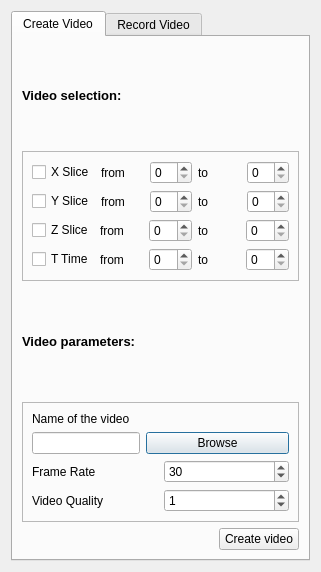
Before: the Qt Designer form src/DesignerDialogRecorder.ui in NicolasRannou/TrackVisualization, drawn with Qt 5.
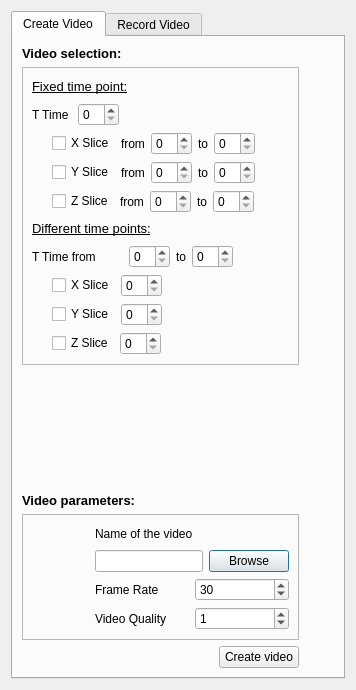
After: the same form once the commit is applied. The open tabs and pages were chosen to show the change.

Commit message: ENH: more buttons connected and buttons added

```diff
--- a/src/DesignerDialogRecorder.ui
+++ b/src/DesignerDialogRecorder.ui
@@ -6,14 +6,14 @@
    <rect>
     <x>0</x>
     <y>0</y>
-    <width>321</width>
-    <height>572</height>
+    <width>356</width>
+    <height>690</height>
    </rect>
   </property>
   <property name="windowTitle">
    <string>Dialog</string>
   </property>
-  <layout class="QGridLayout" name="gridLayout_18">
+  <layout class="QGridLayout" name="gridLayout_40">
    <item row="0" column="0">
     <widget class="QTabWidget" name="tabVideoWidget">
      <property name="currentIndex">
@@ -23,11 +23,13 @@
       <attribute name="title">
        <string>Create Video</string>
       </attribute>
-      <layout class="QGridLayout" name="gridLayout_17">
+      <layout class="QGridLayout" name="gridLayout_39">
        <item row="0" column="0">
-        <layout class="QGridLayout" name="gridLayout_16">
+        <layout class="QGridLayout" name="gridLayout_38">
          <item row="0" column="0">
-          <layout class="QGridLayout" name="gridLayout_12">
+          <layout class="QGridLayout" name="gridLayout_35">
+           <item row="0" column="0">
+            <layout class="QGridLayout" name="gridLayout_34">
            <item row="0" column="0">
             <widget class="QLabel" name="label_12">
              <property name="text">
@@ -47,137 +49,424 @@
              <property name="frameShadow">
               <enum>QFrame::Raised</enum>
              </property>
-             <layout class="QGridLayout" name="gridLayout_9">
+               <layout class="QGridLayout" name="gridLayout_37">
               <item row="0" column="0">
-               <layout class="QGridLayout" name="gridLayout_8">
+                 <layout class="QGridLayout" name="gridLayout_33">
                 <item row="0" column="0">
+                   <layout class="QGridLayout" name="gridLayout_16">
+                    <item row="0" column="0">
+                     <widget class="QLabel" name="label_18">
+                      <property name="text">
+                       <string>&lt;!DOCTYPE HTML PUBLIC &quot;-//W3C//DTD HTML 4.0//EN&quot; &quot;http://www.w3.org/TR/REC-html40/strict.dtd&quot;&gt;
+&lt;html&gt;&lt;head&gt;&lt;meta name=&quot;qrichtext&quot; content=&quot;1&quot; /&gt;&lt;style type=&quot;text/css&quot;&gt;
+p, li { white-space: pre-wrap; }
+&lt;/style&gt;&lt;/head&gt;&lt;body style=&quot; font-family:'Sans'; font-size:10pt; font-weight:400; font-style:normal;&quot;&gt;
+&lt;p style=&quot; margin-top:0px; margin-bottom:0px; margin-left:0px; margin-right:0px; -qt-block-indent:0; text-indent:0px;&quot;&gt;&lt;span style=&quot; text-decoration: underline;&quot;&gt;Fixed time point:&lt;/span&gt; &lt;/p&gt;&lt;/body&gt;&lt;/html&gt;</string>
+                      </property>
+                     </widget>
+                    </item>
+                    <item row="0" column="1">
+                     <spacer name="horizontalSpacer_8">
+                      <property name="orientation">
+                       <enum>Qt::Horizontal</enum>
+                      </property>
+                      <property name="sizeType">
+                       <enum>QSizePolicy::Expanding</enum>
+                      </property>
+                      <property name="sizeHint" stdset="0">
+                       <size>
+                        <width>40</width>
+                        <height>20</height>
+                       </size>
+                      </property>
+                     </spacer>
+                    </item>
+                   </layout>
+                  </item>
+                  <item row="1" column="0">
+                   <layout class="QGridLayout" name="gridLayout_18">
+                    <item row="0" column="0">
+                     <widget class="QLabel" name="label_20">
+                      <property name="text">
+                       <string>T Time </string>
+                      </property>
+                     </widget>
+                    </item>
+                    <item row="0" column="1">
+                     <widget class="QSpinBox" name="tSpinFixed"/>
+                    </item>
+                    <item row="0" column="2">
+                     <spacer name="horizontalSpacer_10">
+                      <property name="orientation">
+                       <enum>Qt::Horizontal</enum>
+                      </property>
+                      <property name="sizeHint" stdset="0">
+                       <size>
+                        <width>40</width>
+                        <height>20</height>
+                       </size>
+                      </property>
+                     </spacer>
+                    </item>
+                   </layout>
+                  </item>
+                  <item row="2" column="0">
                  <layout class="QGridLayout" name="gridLayout_7">
-                  <item row="0" column="0">
+                    <item row="0" column="1">
                    <widget class="QCheckBox" name="xSliceCheckBox">
                     <property name="text">
                      <string>X Slice</string>
                     </property>
                    </widget>
                   </item>
-                  <item row="0" column="1">
-                   <widget class="QLabel" name="label">
-                    <property name="text">
-                     <string>from</string>
-                    </property>
-                   </widget>
-                  </item>
-                  <item row="0" column="2">
+                    <item row="0" column="3">
                    <widget class="QSpinBox" name="xSpinMin"/>
                   </item>
-                  <item row="0" column="3">
+                    <item row="0" column="4">
                    <widget class="QLabel" name="label_5">
                     <property name="text">
                      <string>to</string>
                     </property>
                    </widget>
                   </item>
-                  <item row="0" column="4">
+                    <item row="0" column="5">
                    <widget class="QSpinBox" name="xSpinMax"/>
                   </item>
-                 </layout>
-                </item>
-                <item row="1" column="0">
+                    <item row="0" column="2">
+                     <widget class="QLabel" name="label">
+                      <property name="text">
+                       <string>from</string>
+                      </property>
+                     </widget>
+                    </item>
+                    <item row="0" column="6">
+                     <spacer name="horizontalSpacer_6">
+                      <property name="orientation">
+                       <enum>Qt::Horizontal</enum>
+                      </property>
+                      <property name="sizeHint" stdset="0">
+                       <size>
+                        <width>40</width>
+                        <height>20</height>
+                       </size>
+                      </property>
+                     </spacer>
+                    </item>
+                    <item row="0" column="0">
+                     <widget class="QLabel" name="label_21">
+                      <property name="text">
+                       <string>    </string>
+                      </property>
+                     </widget>
+                    </item>
+                   </layout>
+                  </item>
+                  <item row="3" column="0">
                  <layout class="QGridLayout" name="gridLayout_6">
-                  <item row="0" column="0">
+                    <item row="0" column="1">
                    <widget class="QCheckBox" name="ySliceCheckBox">
                     <property name="text">
                      <string>Y Slice</string>
                     </property>
                    </widget>
                   </item>
-                  <item row="0" column="1">
+                    <item row="0" column="2">
                    <widget class="QLabel" name="label_2">
                     <property name="text">
                      <string>from</string>
                     </property>
                    </widget>
                   </item>
-                  <item row="0" column="2">
+                    <item row="0" column="3">
                    <widget class="QSpinBox" name="ySpinMin"/>
                   </item>
-                  <item row="0" column="3">
+                    <item row="0" column="4">
                    <widget class="QLabel" name="label_6">
                     <property name="text">
                      <string>to</string>
                     </property>
                    </widget>
                   </item>
-                  <item row="0" column="4">
+                    <item row="0" column="5">
                    <widget class="QSpinBox" name="ySpinMax"/>
                   </item>
-                 </layout>
-                </item>
-                <item row="2" column="0">
+                    <item row="0" column="6">
+                     <spacer name="horizontalSpacer_7">
+                      <property name="orientation">
+                       <enum>Qt::Horizontal</enum>
+                      </property>
+                      <property name="sizeHint" stdset="0">
+                       <size>
+                        <width>40</width>
+                        <height>20</height>
+                       </size>
+                      </property>
+                     </spacer>
+                    </item>
+                    <item row="0" column="0">
+                     <widget class="QLabel" name="label_22">
+                      <property name="text">
+                       <string>    </string>
+                      </property>
+                     </widget>
+                    </item>
+                   </layout>
+                  </item>
+                  <item row="4" column="0">
                  <layout class="QGridLayout" name="gridLayout_5">
-                  <item row="0" column="0">
+                    <item row="0" column="1">
                    <widget class="QCheckBox" name="zSliceCheckBox">
                     <property name="text">
                      <string>Z Slice</string>
                     </property>
                    </widget>
                   </item>
-                  <item row="0" column="1">
+                    <item row="0" column="2">
                    <widget class="QLabel" name="label_3">
                     <property name="text">
                      <string>from</string>
                     </property>
                    </widget>
                   </item>
-                  <item row="0" column="2">
+                    <item row="0" column="3">
                    <widget class="QSpinBox" name="zSpinMin"/>
                   </item>
-                  <item row="0" column="3">
+                    <item row="0" column="4">
                    <widget class="QLabel" name="label_7">
                     <property name="text">
                      <string>to</string>
                     </property>
                    </widget>
                   </item>
-                  <item row="0" column="4">
+                    <item row="0" column="5">
                    <widget class="QSpinBox" name="zSpinMax"/>
                   </item>
-                 </layout>
-                </item>
-                <item row="3" column="0">
+                    <item row="0" column="6">
+                     <spacer name="horizontalSpacer_11">
+                      <property name="orientation">
+                       <enum>Qt::Horizontal</enum>
+                      </property>
+                      <property name="sizeHint" stdset="0">
+                       <size>
+                        <width>40</width>
+                        <height>20</height>
+                       </size>
+                      </property>
+                     </spacer>
+                    </item>
+                    <item row="0" column="0">
+                     <widget class="QLabel" name="label_23">
+                      <property name="text">
+                       <string>    </string>
+                      </property>
+                     </widget>
+                    </item>
+                   </layout>
+                  </item>
+                 </layout>
+                </item>
+                <item row="1" column="0">
+                 <layout class="QGridLayout" name="gridLayout_36">
+                  <item row="0" column="0">
+                   <layout class="QGridLayout" name="gridLayout_17">
+                    <item row="0" column="0">
+                     <widget class="QLabel" name="label_19">
+                      <property name="text">
+                       <string>&lt;!DOCTYPE HTML PUBLIC &quot;-//W3C//DTD HTML 4.0//EN&quot; &quot;http://www.w3.org/TR/REC-html40/strict.dtd&quot;&gt;
+&lt;html&gt;&lt;head&gt;&lt;meta name=&quot;qrichtext&quot; content=&quot;1&quot; /&gt;&lt;style type=&quot;text/css&quot;&gt;
+p, li { white-space: pre-wrap; }
+&lt;/style&gt;&lt;/head&gt;&lt;body style=&quot; font-family:'Sans'; font-size:10pt; font-weight:400; font-style:normal;&quot;&gt;
+&lt;p style=&quot; margin-top:0px; margin-bottom:0px; margin-left:0px; margin-right:0px; -qt-block-indent:0; text-indent:0px;&quot;&gt;&lt;span style=&quot; text-decoration: underline;&quot;&gt;Different time points:&lt;/span&gt; &lt;/p&gt;&lt;/body&gt;&lt;/html&gt;</string>
+                      </property>
+                     </widget>
+                    </item>
+                    <item row="0" column="1">
+                     <spacer name="horizontalSpacer_9">
+                      <property name="orientation">
+                       <enum>Qt::Horizontal</enum>
+                      </property>
+                      <property name="sizeHint" stdset="0">
+                       <size>
+                        <width>40</width>
+                        <height>20</height>
+                       </size>
+                      </property>
+                     </spacer>
+                    </item>
+                   </layout>
+                  </item>
+                  <item row="1" column="0">
                  <layout class="QGridLayout" name="gridLayout_3">
                   <item row="0" column="0">
-                   <widget class="QCheckBox" name="tSliceCheckBox">
-                    <property name="text">
-                     <string>T Time</string>
-                    </property>
-                   </widget>
-                  </item>
-                  <item row="0" column="1">
                    <widget class="QLabel" name="label_4">
                     <property name="text">
-                     <string>from</string>
+                       <string>T Time from        </string>
                     </property>
                    </widget>
                   </item>
-                  <item row="0" column="2">
+                    <item row="0" column="1">
                    <widget class="QSpinBox" name="tSpinMin"/>
                   </item>
-                  <item row="0" column="3">
+                    <item row="0" column="2">
                    <widget class="QLabel" name="label_8">
                     <property name="text">
                      <string>to</string>
                     </property>
                    </widget>
                   </item>
-                  <item row="0" column="4">
+                    <item row="0" column="3">
                    <widget class="QSpinBox" name="tSpinMax"/>
                   </item>
+                    <item row="0" column="4">
+                     <spacer name="horizontalSpacer_5">
+                      <property name="orientation">
+                       <enum>Qt::Horizontal</enum>
+                      </property>
+                      <property name="sizeHint" stdset="0">
+                       <size>
+                        <width>40</width>
+                        <height>20</height>
+                       </size>
+                      </property>
+                     </spacer>
+                    </item>
                  </layout>
                 </item>
                </layout>
               </item>
-             </layout>
-            </widget>
+                <item row="2" column="0">
+                 <layout class="QGridLayout" name="gridLayout_15">
+                  <item row="0" column="0">
+                   <layout class="QGridLayout" name="gridLayout_12">
+                    <item row="0" column="1">
+                     <widget class="QCheckBox" name="xtSliceCheckBox">
+                      <property name="sizePolicy">
+                       <sizepolicy hsizetype="Minimum" vsizetype="Fixed">
+                        <horstretch>0</horstretch>
+                        <verstretch>0</verstretch>
+                       </sizepolicy>
+                      </property>
+                      <property name="text">
+                       <string>X Slice</string>
+                      </property>
+                     </widget>
+                    </item>
+                    <item row="0" column="2">
+                     <widget class="QSpinBox" name="xSpinFixed"/>
+                    </item>
+                    <item row="0" column="3">
+                     <spacer name="horizontalSpacer_12">
+                      <property name="orientation">
+                       <enum>Qt::Horizontal</enum>
+                      </property>
+                      <property name="sizeHint" stdset="0">
+                       <size>
+                        <width>40</width>
+                        <height>20</height>
+                       </size>
+                      </property>
+                     </spacer>
+                    </item>
+                    <item row="0" column="0">
+                     <widget class="QLabel" name="label_24">
+                      <property name="text">
+                       <string>    </string>
+                      </property>
+                     </widget>
+                    </item>
+                   </layout>
+                  </item>
+                  <item row="1" column="0">
+                   <layout class="QGridLayout" name="gridLayout_9">
+                    <item row="0" column="1">
+                     <widget class="QCheckBox" name="ytSliceCheckBox">
+                      <property name="sizePolicy">
+                       <sizepolicy hsizetype="Minimum" vsizetype="Fixed">
+                        <horstretch>0</horstretch>
+                        <verstretch>0</verstretch>
+                       </sizepolicy>
+                      </property>
+                      <property name="text">
+                       <string>Y Slice</string>
+                      </property>
+                     </widget>
+                    </item>
+                    <item row="0" column="2">
+                     <widget class="QSpinBox" name="ySpinFixed"/>
+                    </item>
+                    <item row="0" column="3">
+                     <spacer name="horizontalSpacer_13">
+                      <property name="orientation">
+                       <enum>Qt::Horizontal</enum>
+                      </property>
+                      <property name="sizeHint" stdset="0">
+                       <size>
+                        <width>40</width>
+                        <height>20</height>
+                       </size>
+                      </property>
+                     </spacer>
+                    </item>
+                    <item row="0" column="0">
+                     <widget class="QLabel" name="label_25">
+                      <property name="text">
+                       <string>    </string>
+                      </property>
+                     </widget>
+                    </item>
+                   </layout>
+                  </item>
+                  <item row="2" column="0">
+                   <layout class="QGridLayout" name="gridLayout_8">
+                    <item row="0" column="1">
+                     <widget class="QCheckBox" name="ztSliceCheckBox">
+                      <property name="text">
+                       <string>Z Slice</string>
+                      </property>
+                     </widget>
+                    </item>
+                    <item row="0" column="2">
+                     <widget class="QSpinBox" name="zSpinFixed"/>
+                    </item>
+                    <item row="0" column="3">
+                     <spacer name="horizontalSpacer_14">
+                      <property name="orientation">
+                       <enum>Qt::Horizontal</enum>
+                      </property>
+                      <property name="sizeHint" stdset="0">
+                       <size>
+                        <width>40</width>
+                        <height>20</height>
+                       </size>
+                      </property>
+                     </spacer>
+                    </item>
+                    <item row="0" column="0">
+                     <widget class="QLabel" name="label_26">
+                      <property name="text">
+                       <string>    </string>
+                      </property>
+                     </widget>
+                    </item>
+                   </layout>
+                  </item>
+                 </layout>
+                </item>
+               </layout>
+              </widget>
+             </item>
+             <item row="2" column="0">
+              <spacer name="verticalSpacer">
+               <property name="orientation">
+                <enum>Qt::Vertical</enum>
+               </property>
+               <property name="sizeHint" stdset="0">
+                <size>
+                 <width>20</width>
+                 <height>40</height>
+                </size>
+               </property>
+              </spacer>
            </item>
           </layout>
          </item>
@@ -205,14 +494,14 @@
              <layout class="QGridLayout" name="gridLayout_14">
               <item row="0" column="0">
                <layout class="QGridLayout" name="gridLayout_10">
-                <item row="0" column="0">
+                  <item row="0" column="1">
                  <widget class="QLabel" name="videoNameLabel">
                   <property name="text">
                    <string>Name of the video</string>
                   </property>
                  </widget>
                 </item>
-                <item row="1" column="0">
+                  <item row="1" column="1">
                  <layout class="QGridLayout" name="gridLayout_2">
                   <item row="0" column="0">
                    <widget class="QLineEdit" name="videoName">
@@ -228,6 +517,9 @@
                     <property name="text">
                      <string/>
                     </property>
+                      <property name="readOnly">
+                       <bool>true</bool>
+                      </property>
                    </widget>
                   </item>
                   <item row="0" column="1">
@@ -257,7 +549,7 @@
                   </item>
                  </layout>
                 </item>
-                <item row="2" column="0">
+                  <item row="2" column="1">
                  <layout class="QGridLayout" name="gridLayout_11">
                   <item row="0" column="0">
                    <widget class="QLabel" name="label_10">
@@ -275,7 +567,7 @@
                   </item>
                  </layout>
                 </item>
-                <item row="3" column="0">
+                  <item row="3" column="1">
                  <layout class="QGridLayout" name="gridLayout_4">
                   <item row="0" column="0">
                    <widget class="QLabel" name="label_11">
@@ -299,16 +591,29 @@
                   </item>
                  </layout>
                 </item>
-               </layout>
-              </item>
-             </layout>
-            </widget>
-           </item>
-          </layout>
-         </item>
-         <item row="2" column="0">
-          <layout class="QGridLayout" name="gridLayout_15">
            <item row="0" column="0">
+                   <spacer name="horizontalSpacer_15">
+                    <property name="orientation">
+                     <enum>Qt::Horizontal</enum>
+                    </property>
+                    <property name="sizeHint" stdset="0">
+                     <size>
+                      <width>40</width>
+                      <height>20</height>
+                     </size>
+                    </property>
+                   </spacer>
+                  </item>
+                 </layout>
+                </item>
+               </layout>
+              </widget>
+             </item>
+            </layout>
+           </item>
+          </layout>
+         </item>
+         <item row="1" column="0">
             <layout class="QGridLayout" name="gridLayout_13">
              <item row="0" column="0">
               <spacer name="horizontalSpacer">
@@ -332,7 +637,18 @@
              </item>
             </layout>
            </item>
-          </layout>
+         <item row="0" column="1">
+          <spacer name="horizontalSpacer_16">
+           <property name="orientation">
+            <enum>Qt::Horizontal</enum>
+           </property>
+           <property name="sizeHint" stdset="0">
+            <size>
+             <width>40</width>
+             <height>20</height>
+            </size>
+           </property>
+          </spacer>
          </item>
         </layout>
        </item>
```
Left out of the diff: 362 changed lines with no effect on the pictures. Lines whose indentation alone changed are shown as unchanged. The commit also changes 2 other files.
